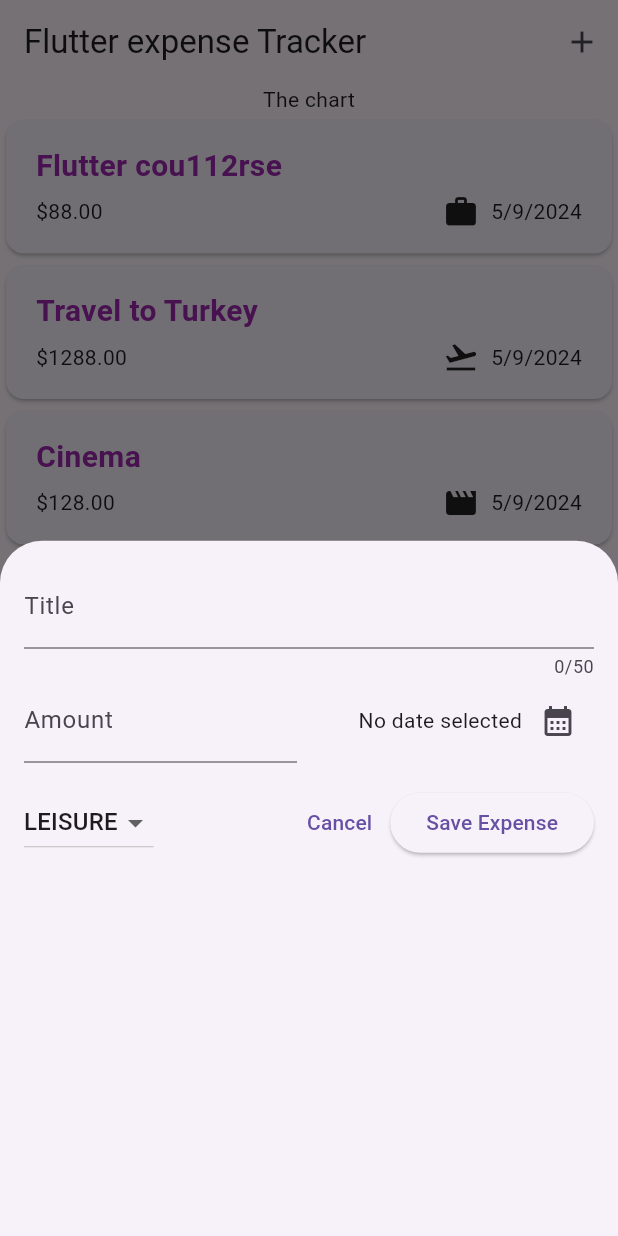
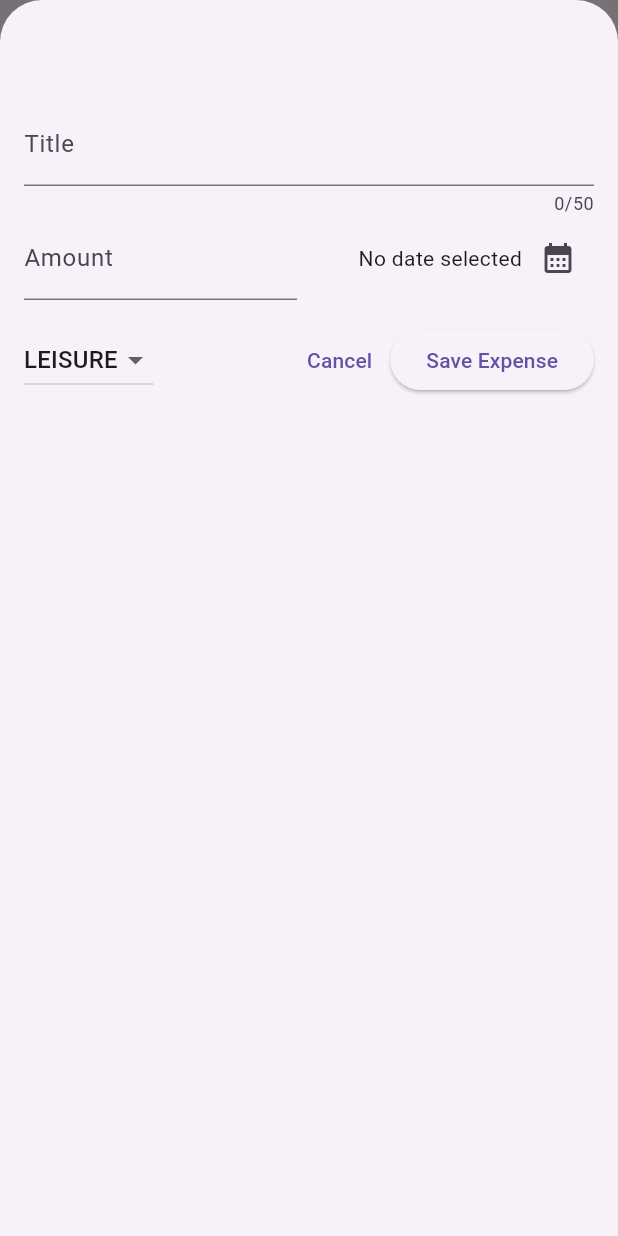
Before and after one commit to galiyev/flutter_udemy, a Flutter app: the screen it shows after launch, after a tap on the "add" icon, on a phone screen of 412 x 824 dp. Run offline on Flutter 3.47's test engine with Material 3 defaults, Android fonts, the phone set to English and light mode, and no system bars; our stand-ins replace google_fonts.

Commit message:
Lesson / 122 100%

```diff
--- a/expense_tracker/lib/widgets/expense_list/expenses_list.dart
+++ b/expense_tracker/lib/widgets/expense_list/expenses_list.dart
@@ -4,15 +4,25 @@ import 'package:flutter/material.dart';
 import '../../models/expense.dart';
 
 class ExpensesList extends StatelessWidget{
-  const ExpensesList({super.key, required this.expenses});
+  const ExpensesList({super.key, required this.expenses, required this.onRemoveExpense,});
+
+  final void Function(Expense expense) onRemoveExpense;
 
   final List<Expense> expenses;
 
 
   @override
   Widget build(BuildContext context) {
-      return ListView.builder(itemCount: expenses.length, itemBuilder: (context, index) => ExpenseItem(
-          expenses[index]
-      ),);
+      return ListView.builder(
+        itemCount: expenses.length,
+        itemBuilder: (context, index) =>
+        Dismissible(
+            key: ValueKey(expenses[index]),
+            onDismissed: (direction){
+              onRemoveExpense(expenses[index]);
+            },
+            child: ExpenseItem(expenses[index])
+        ),
+      );
   }
 }
--- a/expense_tracker/lib/widgets/expenses.dart
+++ b/expense_tracker/lib/widgets/expenses.dart
@@ -27,9 +27,23 @@ class _ExpensesState extends State<Expenses> {
   void  _openAddExpenseOverlay(){
       // ...
     showModalBottomSheet(
+      isScrollControlled: true,
         context: context,
-        builder: (ctx) => const NewExpense(),);
+        builder: (ctx) => NewExpense(onAddExpense: _addExpense),);
   }
+
+  void _addExpense(Expense expense){
+    setState(() {
+      _registeredExpenses.add(expense);
+    });
+  }
+
+  void _removeExpense(Expense expense){
+    setState(() {
+      _registeredExpenses.remove(expense);
+    });
+  }
+
 
   @override
   Widget build(BuildContext context) {
@@ -48,7 +62,7 @@ class _ExpensesState extends State<Expenses> {
               //  Toolbar with add button
               const Text('The chart'),
               Expanded(
-                child: ExpensesList(expenses: _registeredExpenses),
+                child: ExpensesList(expenses: _registeredExpenses, onRemoveExpense: _removeExpense,),
               )
           ],
        ),
--- a/expense_tracker/lib/widgets/new_expense.dart
+++ b/expense_tracker/lib/widgets/new_expense.dart
@@ -6,7 +6,9 @@ import 'package:flutter/material.dart';
 import 'package:flutter/widgets.dart';
 
 class NewExpense extends StatefulWidget {
-  const NewExpense({super.key});
+  const NewExpense({super.key, required this.onAddExpense});
+
+  final void Function(Expense expense) onAddExpense;
 
   @override
   State<NewExpense> createState() {
@@ -52,6 +54,13 @@ class _NewExpenseState extends State<NewExpense>{
         ));
         return;
       }
+
+      widget.onAddExpense(Expense(
+          title: _titleController.text,
+          amount: enteredAmount,
+          date: _selectedDate!,
+          category: _selectedCategory));
+      Navigator.pop(context);
   }
 
 
@@ -68,7 +77,7 @@ class _NewExpenseState extends State<NewExpense>{
   @override
   Widget build(BuildContext context) {
     return Padding(
-        padding: EdgeInsets.all(16),
+        padding: EdgeInsets.fromLTRB(16,68,16,16),
         child: Column(
           children: [
             TextField(
```
